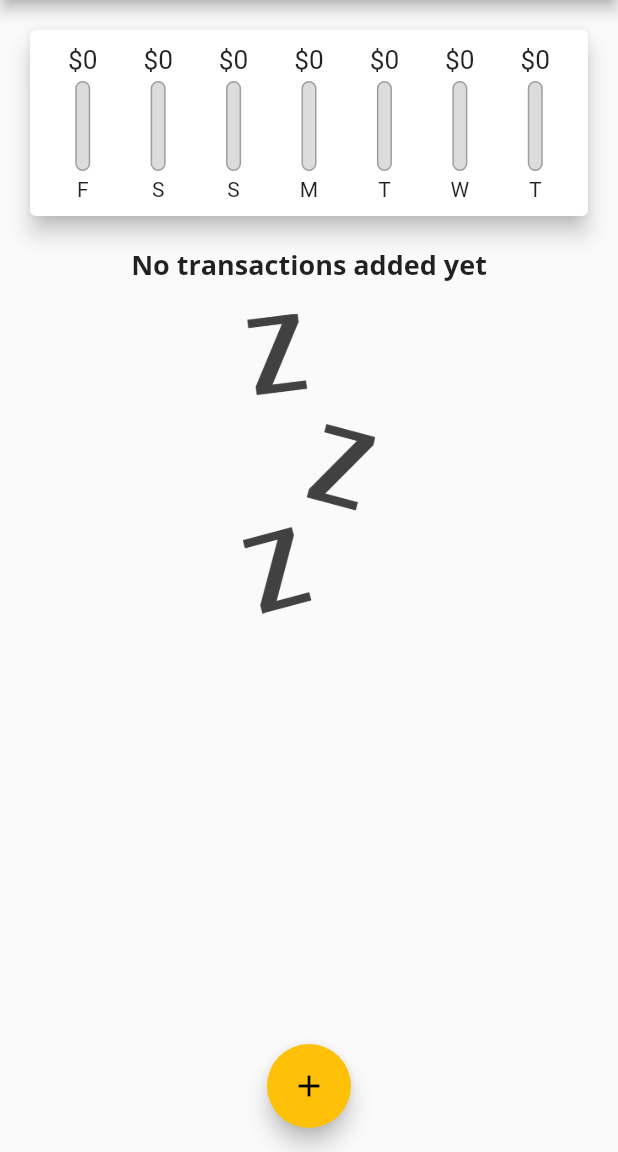
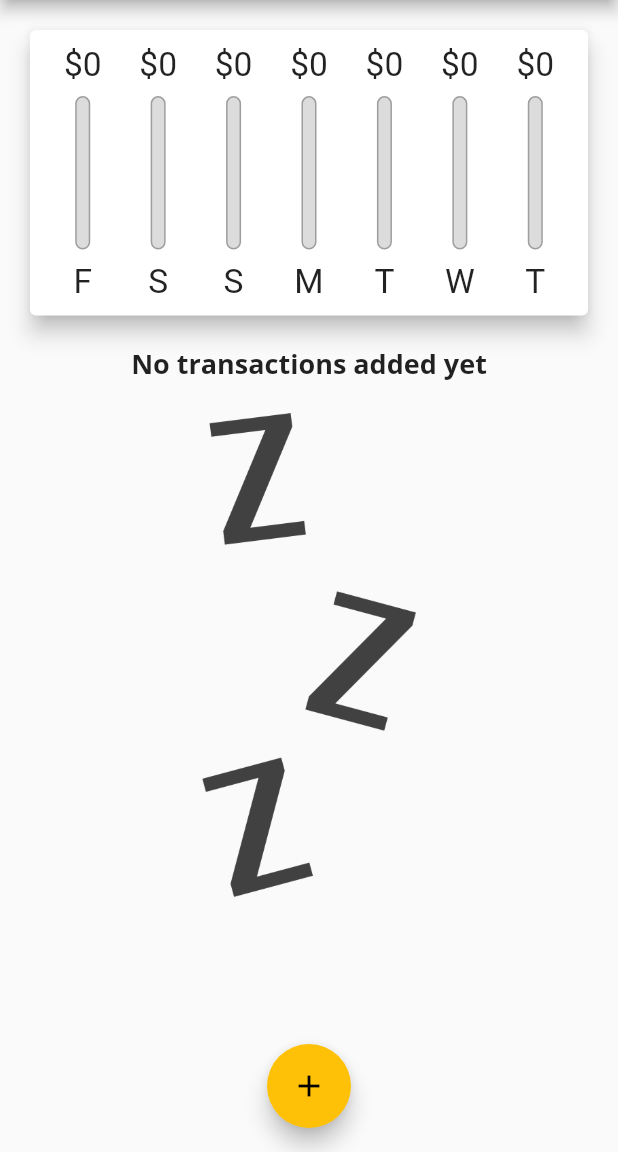
Before and after one commit to chege-kimaru/flutter-expense-tracker, a Flutter app: the screen it shows after launch, on a phone screen of 412 x 824 dp, the part 84-1236 px from its top. Run offline on Flutter 3.47's test engine with Material 2 defaults, Android fonts, the phone set to English and light mode, and no system bars.

Commit message:
feat: responsiveness

```diff
--- a/lib/main.dart
+++ b/lib/main.dart
@@ -1,4 +1,5 @@
 import 'package:flutter/material.dart';
+import 'package:flutter/services.dart';
 
 import './widgets/new_transaction.dart';
 
@@ -7,6 +8,11 @@ import './models/transaction.dart';
 import './widgets/chart.dart';
 
 void main() {
+  WidgetsFlutterBinding.ensureInitialized();
+  SystemChrome.setPreferredOrientations([
+    DeviceOrientation.portraitUp,
+    DeviceOrientation.portraitUp,
+  ]);
   runApp(MyApp());
 }
 
@@ -87,23 +93,67 @@ class _MyHomePageState extends State<MyHomePage> {
         });
   }
 
+  var _showChart = false;
+
   @override
   Widget build(BuildContext context) {
+    final mediaQuery = MediaQuery.of(context);
+
+    final isLandscape = mediaQuery.orientation == Orientation.landscape;
+
+    final appBar = AppBar(
+      title: Text('Expense Tracker'),
+      actions: [
+        IconButton(
+            icon: Icon(Icons.add), onPressed: () => _startAddNewTx(context))
+      ],
+    );
+
+    final Widget _txListWidget = Container(
+        height: (mediaQuery.size.height -
+                appBar.preferredSize.height -
+                mediaQuery.padding.top) *
+            0.7,
+        child: TransactionList(_transactions, _deleteTransaction));
+
     return Scaffold(
-      appBar: AppBar(
-        title: Text('Expense Tracker'),
-        actions: [
-          IconButton(
-              icon: Icon(Icons.add), onPressed: () => _startAddNewTx(context))
-        ],
-      ),
+      appBar: appBar,
       body: SingleChildScrollView(
         child: Column(
           mainAxisAlignment: MainAxisAlignment.start,
           crossAxisAlignment: CrossAxisAlignment.stretch,
           children: [
-            Chart(_recentTransactions),
-            TransactionList(_transactions, _deleteTransaction),
+            if (isLandscape)
+              Row(
+                mainAxisAlignment: MainAxisAlignment.center,
+                children: [
+                  Text('Show Chart'),
+                  Switch(
+                      value: _showChart,
+                      onChanged: (value) {
+                        setState(() {
+                          _showChart = value;
+                        });
+                      })
+                ],
+              ),
+            if (!isLandscape)
+              Container(
+                  height: (mediaQuery.size.height -
+                          appBar.preferredSize.height -
+                          mediaQuery.padding.top) *
+                      0.3,
+                  child: Chart(_recentTransactions)),
+            if (!isLandscape) _txListWidget,
+            if (isLandscape)
+              _showChart
+                  ? Container(
+                      height: (mediaQuery.size.height -
+                              appBar.preferredSize.height -
+                              mediaQuery.padding.top) *
+                          0.7,
+                      child: Chart(_recentTransactions))
+                  : _txListWidget,
           ],
         ),
       ),
--- a/lib/widgets/chart_bar.dart
+++ b/lib/widgets/chart_bar.dart
@@ -9,18 +9,19 @@ class ChartBar extends StatelessWidget {
 
   @override
   Widget build(BuildContext context) {
+    return LayoutBuilder(builder: (ctx, constraints) {
       return Column(
         children: [
           // shrinks text within the available size. text won't grow to next line
           Container(
-            height: 20,
+              height: constraints.maxHeight * 0.15,
               child: FittedBox(
                   child: Text('\$${spendingAmount.toStringAsFixed(0)}'))),
           SizedBox(
-          height: 4,
+            height: constraints.maxHeight * 0.05,
           ),
           Container(
-            height: 60,
+              height: constraints.maxHeight * 0.60,
               width: 10,
               child: Stack(
                 children: [
@@ -38,10 +39,13 @@ class ChartBar extends StatelessWidget {
                 ],
               )),
           SizedBox(
-          height: 4,
+            height: constraints.maxHeight * 0.05,
           ),
-        Text(label),
+          Container(
+              height: constraints.maxHeight * 0.15,
+              child: FittedBox(child: Text(label))),
         ],
       );
+    });
   }
 }
--- a/lib/widgets/new_transaction.dart
+++ b/lib/widgets/new_transaction.dart
@@ -57,10 +57,18 @@ class _NewTransactionState extends State<NewTransaction> {
 
   @override
   Widget build(BuildContext context) {
-    return Card(
+    // us e a combinaion of bottom padding and scrollview to
+    // prevent the soft keypad from blocking input entry
+    return SingleChildScrollView(
+      child: Card(
           elevation: 5,
           child: Container(
-            padding: EdgeInsets.all(10),
+              padding: EdgeInsets.only(
+                  top: 10,
+                  left: 10,
+                  right: 10,
+                  // the view insets os our keypad in this case
+                  bottom: MediaQuery.of(context).viewInsets.bottom + 10),
               child: Column(
                 crossAxisAlignment: CrossAxisAlignment.end,
                 children: [
@@ -99,6 +107,7 @@ class _NewTransactionState extends State<NewTransaction> {
                       textColor: Theme.of(context).textTheme.button.color,
                       color: Theme.of(context).primaryColor),
                 ],
-            )));
+              ))),
+    );
   }
 }
--- a/lib/widgets/transaction_list.dart
+++ b/lib/widgets/transaction_list.dart
@@ -1,4 +1,5 @@
 import 'package:flutter/material.dart';
+import 'package:flutter/rendering.dart';
 import 'package:intl/intl.dart';
 
 import '../models/transaction.dart';
@@ -11,10 +12,10 @@ class TransactionList extends StatelessWidget {
 
   @override
   Widget build(BuildContext context) {
-    return Container(
-      height: 300,
-      child: transactions.isEmpty
-          ? Column(
+    return transactions.isEmpty
+        ? LayoutBuilder(
+            builder: (ctx, constraints) {
+              return Column(
                 children: [
                   Text('No transactions added yet',
                       style: Theme.of(context).textTheme.title),
@@ -22,12 +23,14 @@ class TransactionList extends StatelessWidget {
                     height: 20,
                   ),
                   Container(
-                    height: 200,
+                      height: constraints.maxHeight * 0.6,
                       child: Image.asset(
                         'assets/images/waiting.png',
                         fit: BoxFit.cover,
                       ))
                 ],
+              );
+            },
           )
         : ListView.builder(
             itemBuilder: (context, index) {
@@ -88,7 +91,15 @@ class TransactionList extends StatelessWidget {
                   subtitle: Text(
                     DateFormat.yMMMd().format(transactions[index].date),
                   ),
-                    trailing: IconButton(
+                  trailing: MediaQuery.of(context).size.width > 400
+                      ? FlatButton.icon(
+                          onPressed: () =>
+                              deleteTransaction(transactions[index].id),
+                          icon: Icon(Icons.delete),
+                          label: Text('Delete'),
+                          textColor: Theme.of(context).errorColor,
+                        )
+                      : IconButton(
                           icon: Icon(Icons.delete),
                           color: Theme.of(context).errorColor,
                           onPressed: () =>
@@ -97,7 +108,6 @@ class TransactionList extends StatelessWidget {
               );
             },
             itemCount: transactions.length,
-            ),
           );
   }
 }
```
Lines whose indentation alone changed are shown as unchanged.
